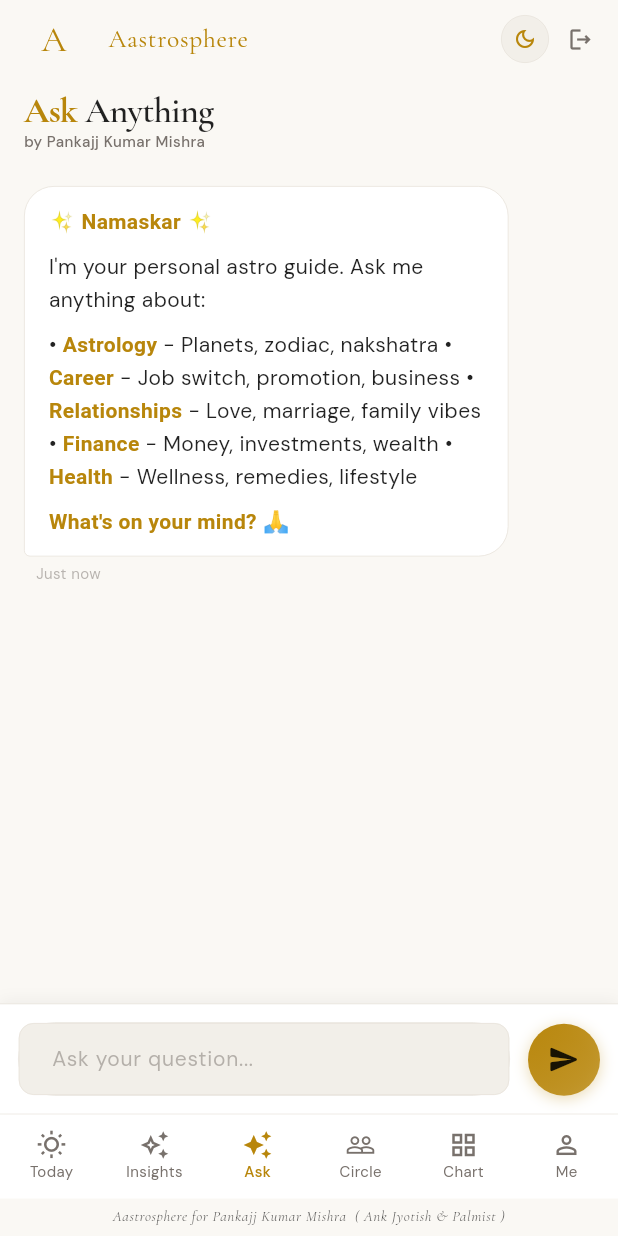
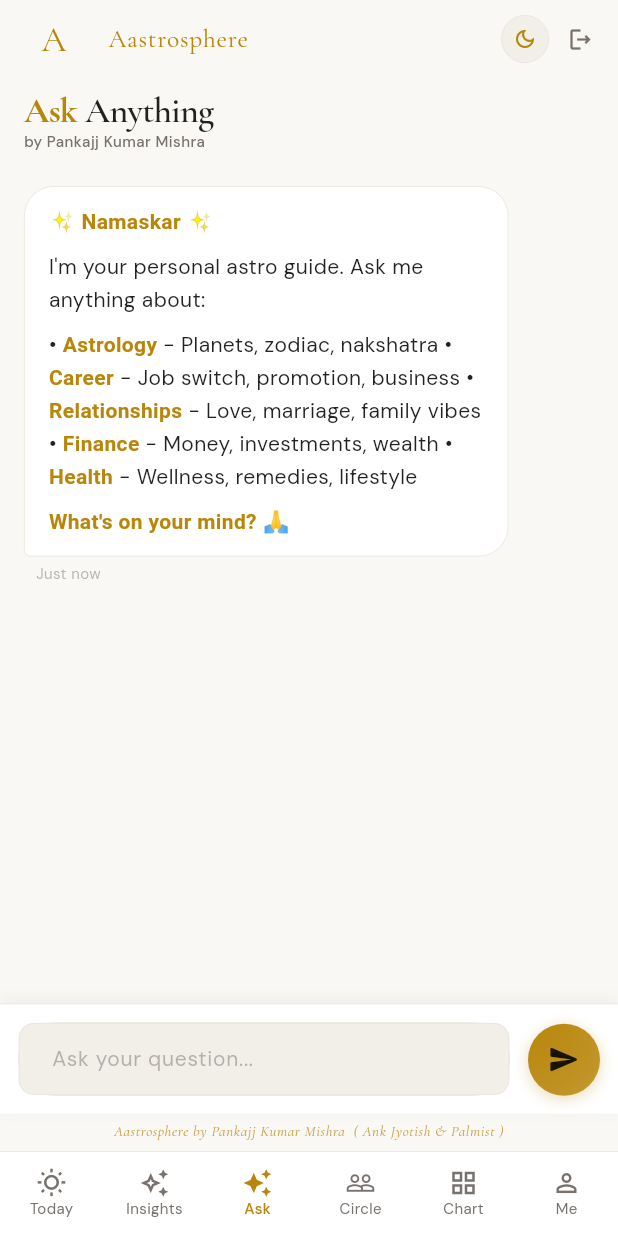
Before and after one commit to imadi005/aastrosphere-project, a Flutter app: the screen it shows once a user with an empty profile is signed in, item 3 of the bottom bar chosen, on a phone screen of 412 x 824 dp. Run offline on Flutter 3.47's test engine with Material 3 defaults, Android fonts, the phone set to English and light mode, and no system bars; drawn by our look-alikes of flutter_markdown; our stand-ins replace animate_do, cloud_firestore, firebase_analytics, firebase_auth, firebase_core, flutter_local_notifications and 7 more; accounts and stored records are empty; network calls fail.

Commit message:
fix: today backend crash + footer text/color/placement
BACKEND FIX:
- DAILY_QUOTES[daily] crashed if daily was undefined/null
- Added fallback: DAILY_QUOTES[daily] || DAILY_QUOTES[5]
- targetDate null safety added

FOOTER FIXES:
- Text: 'by' (not 'for')
- Color: gold (AppColors.gold/goldLight) instead of white/black
- Placement: back above nav buttons (original correct position)

```diff
--- a/mobile_app/lib/features/shell/app_shell.dart
+++ b/mobile_app/lib/features/shell/app_shell.dart
@@ -105,12 +105,12 @@ class _UserShellState extends ConsumerState<_UserShell> with WidgetsBindingObser
       bottomNavigationBar: Column(
         mainAxisSize: MainAxisSize.min,
         children: [
+          _AttributionFooter(isDark: isDark),
           _BottomNav(
             currentIndex: index,
             items: _items,
             onTap: (i) => ref.read(_userIndexProvider.notifier).state = i,
           ),
-          _AttributionFooter(isDark: isDark),
         ],
       ),
     );
@@ -214,12 +214,12 @@ class _AstrologerShell extends ConsumerWidget {
       bottomNavigationBar: Column(
         mainAxisSize: MainAxisSize.min,
         children: [
+          _AttributionFooter(isDark: isDark),
           _BottomNav(
             currentIndex: index,
             items: isMeView ? _meItems : _clientItems,
             onTap: (i) => ref.read(_astroIndexProvider.notifier).state = i,
           ),
-          _AttributionFooter(isDark: isDark),
         ],
       ),
     );
@@ -373,21 +373,16 @@ class _AttributionFooter extends StatelessWidget {
 
   @override
   Widget build(BuildContext context) {
-    final color = isDark
-        ? Colors.white.withOpacity(0.75)
-        : Colors.black.withOpacity(0.70);
+    final color = isDark ? AppColors.goldLight : AppColors.gold;
     return Container(
       width: double.infinity,
-      padding: EdgeInsets.only(
-        top: 4,
-        bottom: MediaQuery.of(context).padding.bottom + 6,
-      ),
+      padding: const EdgeInsets.only(top: 4, bottom: 6),
       child: Text(
-        'Aastrosphere for Pankajj Kumar Mishra  ( Ank Jyotish & Palmist )',
+        'Aastrosphere by Pankajj Kumar Mishra  ( Ank Jyotish & Palmist )',
         textAlign: TextAlign.center,
         style: GoogleFonts.cormorantGaramond(
           fontSize: 10,
-          color: color,
+          color: color.withOpacity(0.75),
           letterSpacing: 0.4,
           fontStyle: FontStyle.italic,
         ),
```
Also changed, not shown: 1 other file.
